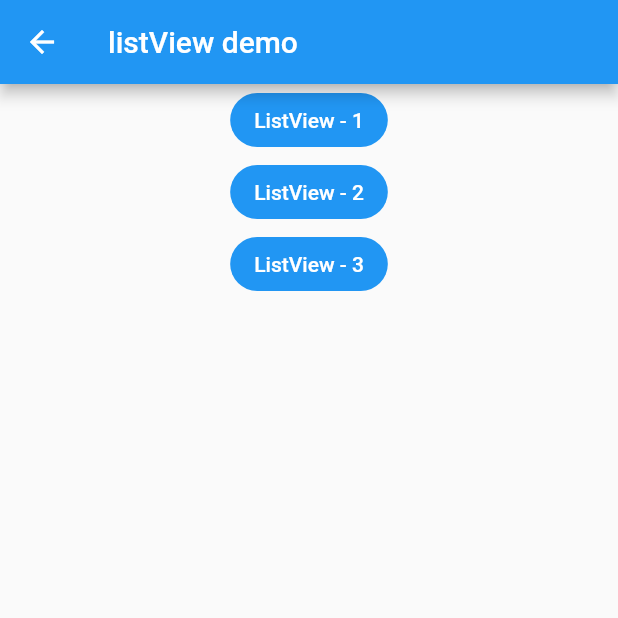
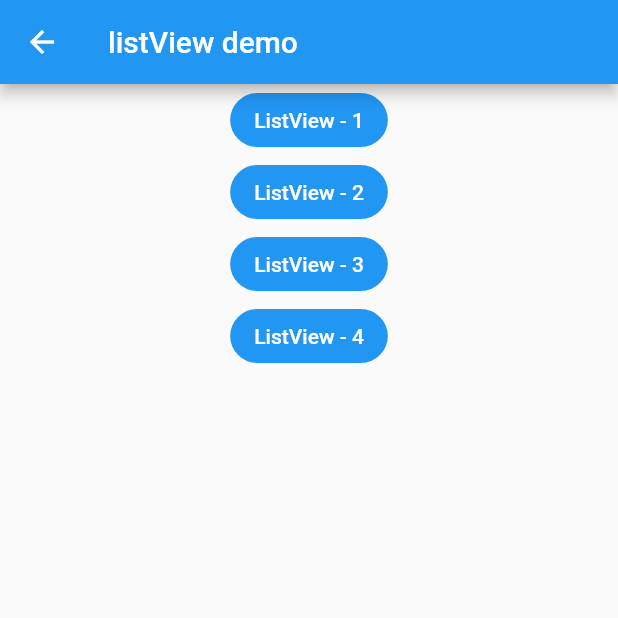
Before and after one commit to chenqf/flutter_widget_demo, a Flutter app: the MyListView screen opened directly, on a phone screen of 412 x 824 dp, the top half of it. Run offline on Flutter 3.47's test engine with Material 2 defaults, Android fonts, the phone set to English and light mode, and no system bars.

Commit message:
组件 ListView 简单相关内容

```diff
--- a/lib/demo/listView/index.dart
+++ b/lib/demo/listView/index.dart
@@ -2,6 +2,7 @@ import 'package:flutter/material.dart';
 import './1.dart';
 import './2.dart';
 import './3.dart';
+import './4.dart';
 
 
 class MyListView extends StatelessWidget {
@@ -62,7 +63,23 @@ class MyListView extends StatelessWidget {
                     })
                 );
               },
-            )
+            ),
+            FlatButton(
+              child: Text("ListView - 4"),
+              color: Colors.blue,
+              highlightColor: Colors.blue[700],
+              colorBrightness: Brightness.dark,
+              splashColor: Colors.grey,
+              shape:RoundedRectangleBorder(borderRadius: BorderRadius.circular(20.0)),
+              onPressed: () {
+                //导航到新路由
+                Navigator.push( context,
+                    new MaterialPageRoute(builder: (context) {
+                      return new MyListView4();
+                    })
+                );
+              },
+            ),
           ],
         ),
       )
```
Also changed, not shown: lib/demo/listView/4.dart (renamed from lib/demo/listView/3.dart, +12 -5 lines).
